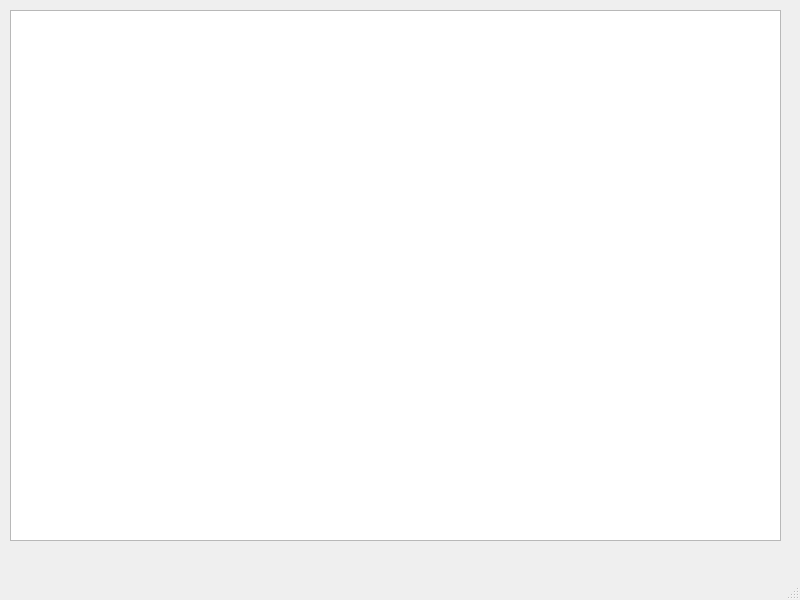
angeelorenaoc/Proyecto_final, file Save_the_world_final/nivel3.ui: the form before one commit.
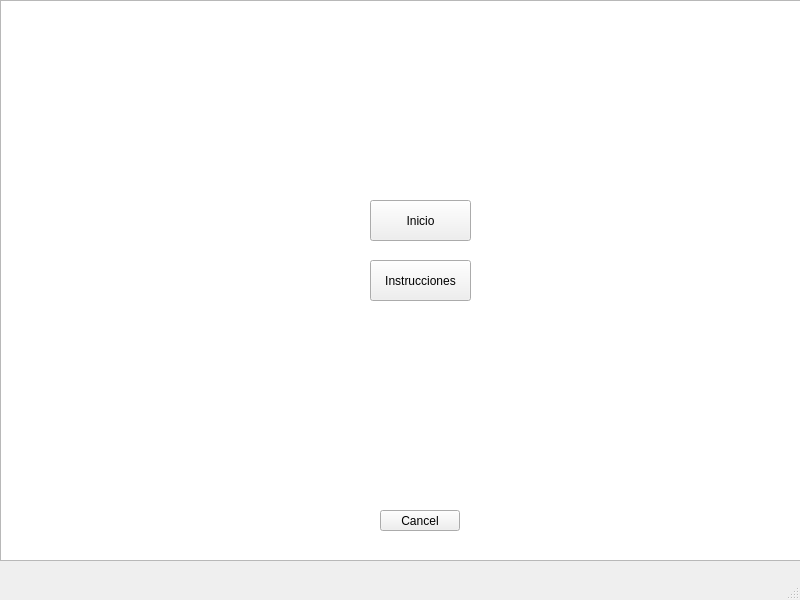
The form after the commit.

Diff of the .ui file:
```diff
--- a/Save_the_world_final/nivel3.ui
+++ b/Save_the_world_final/nivel3.ui
@@ -17,13 +17,52 @@
    <widget class="QGraphicsView" name="graphicsView">
     <property name="geometry">
      <rect>
-      <x>10</x>
-      <y>10</y>
-      <width>771</width>
-      <height>531</height>
+      <x>0</x>
+      <y>0</y>
+      <width>801</width>
+      <height>561</height>
      </rect>
     </property>
    </widget>
+   <widget class="QPushButton" name="pushButton">
+    <property name="geometry">
+     <rect>
+      <x>370</x>
+      <y>200</y>
+      <width>101</width>
+      <height>41</height>
+     </rect>
+    </property>
+    <property name="text">
+     <string>Inicio</string>
+    </property>
+   </widget>
+   <widget class="QPushButton" name="pushButton_2">
+    <property name="geometry">
+     <rect>
+      <x>370</x>
+      <y>260</y>
+      <width>101</width>
+      <height>41</height>
+     </rect>
+    </property>
+    <property name="text">
+     <string>Instrucciones</string>
+    </property>
+   </widget>
+   <widget class="QPushButton" name="pushButton_3">
+    <property name="geometry">
+     <rect>
+      <x>380</x>
+      <y>510</y>
+      <width>80</width>
+      <height>21</height>
+     </rect>
+    </property>
+    <property name="text">
+     <string>Cancel</string>
+    </property>
+   </widget>
   </widget>
   <widget class="QMenuBar" name="menubar">
    <property name="geometry">
```
